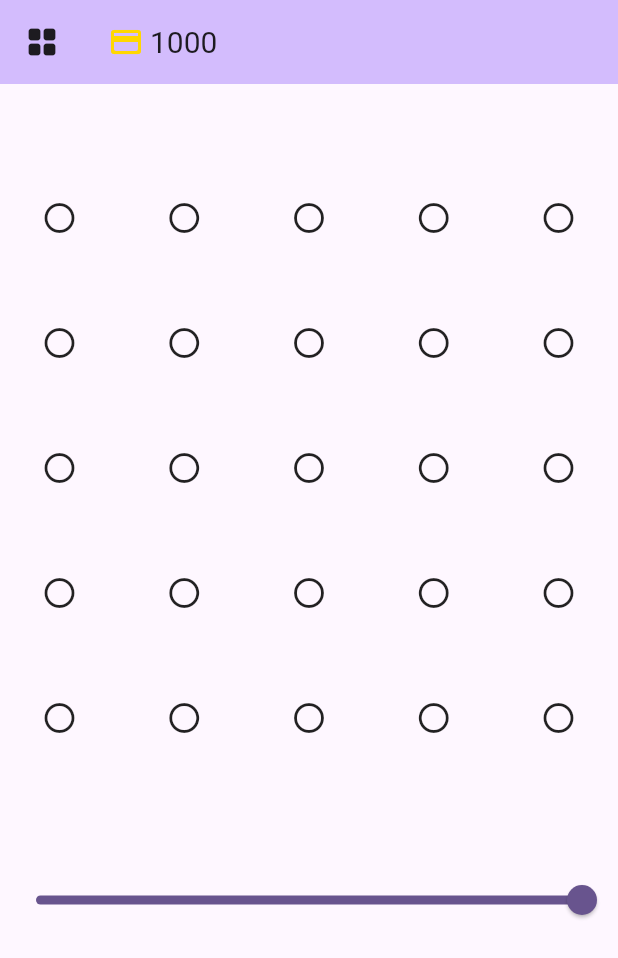
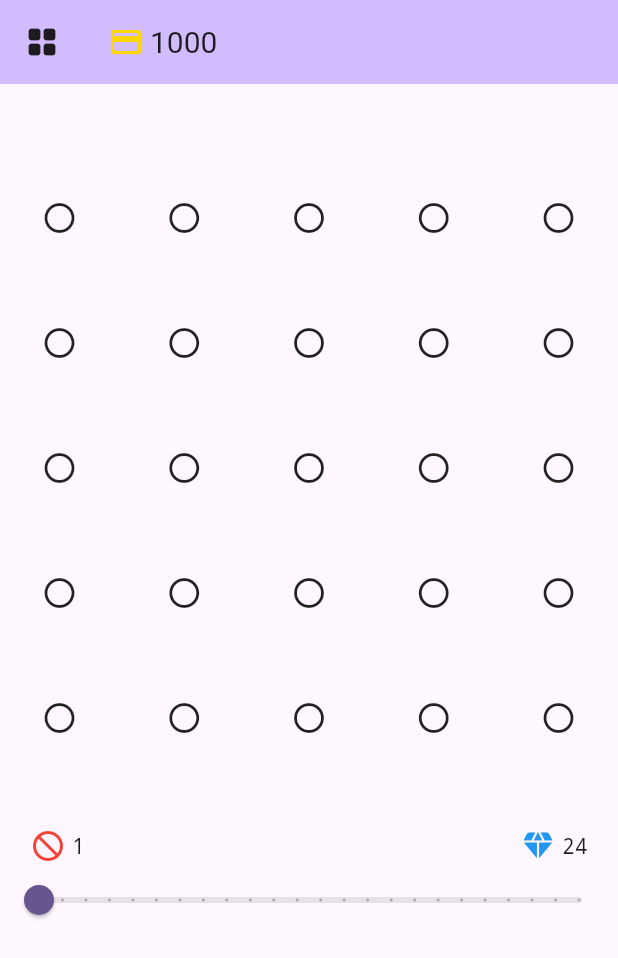
Before and after one commit to noahkim006/gamba_game, a Flutter app: the DiamondGame screen opened directly, on a phone screen of 412 x 824 dp. Shown: the top 958 px of the screen. Run offline on Flutter 3.47's test engine with Material 3 defaults, Android fonts, the phone set to English and light mode, and no system bars; our stand-ins replace shared_preferences; accounts and stored records are empty.

Commit message:
created slider bar for the diamond game

```diff
--- a/lib/main.dart
+++ b/lib/main.dart
@@ -1,8 +1,11 @@
 import 'package:flutter/material.dart';
-import 'package:gamba_game/methods/balance_funcs.dart';
 import 'package:gamba_game/pages/diamonds_game_page.dart';
 import 'package:gamba_game/pages/rocket_game.dart';
 import 'package:shared_preferences/shared_preferences.dart';
+
+// FOR TESTING BUTTON
+// ignore: unused_import
+import 'package:gamba_game/methods/balance_funcs.dart';
 
 void main() {
   runApp(const MyApp());
--- a/lib/pages/diamonds_game_page.dart
+++ b/lib/pages/diamonds_game_page.dart
@@ -40,11 +40,43 @@ class _DiamondGameState extends State<DiamondGame> {
               itemBuilder: buildGridItems,
             ),
           ),
-          Slider(
-            value: _value,
-            onChanged: (newValue) {
-              setState(() => _value = newValue);
-            },
+          //Row holding the text above the slider
+          Row(children: [
+            const SizedBox(width: 20),
+            const Icon(
+              Icons.not_interested_rounded,
+              color: Colors.red,
+            ),
+            const SizedBox(width: 4),
+            Text(
+              '${_value.round()}',
+              // Use a monospaced font to prevent layout shifts
+              style: const TextStyle(fontFamily: 'monospace'),
+            ),
+            const Spacer(), // Pushes the two groups apart
+            const Icon(Icons.diamond_rounded, color: Colors.blue),
+            const SizedBox(width: 4),
+            Text(
+              '${(25 - _value).round()}',
+              // Use a monospaced font here too for consistency
+              style: const TextStyle(fontFamily: 'monospace'),
+            ),
+            const SizedBox(width: 20),
+          ]),
+          SliderTheme(
+            data: SliderTheme.of(context).copyWith(
+              showValueIndicator: ShowValueIndicator.never,
+            ),
+            child: Slider(
+              value: _value,
+              onChanged: (newValue) {
+                setState(() => _value = newValue);
+              },
+              min: 1.0,
+              max: 24.0,
+              divisions: 23,
+              label: '', // Still required, but will be hidden by the theme.
+            ),
           ),
           const SizedBox(height: 200),
         ],
@@ -52,6 +84,7 @@ class _DiamondGameState extends State<DiamondGame> {
     );
   }
 
+//TODO: IMPLEMENT LATE
   Widget buildGridItems(BuildContext context, int index) {
     return GestureDetector(
       onTap: () {
```
